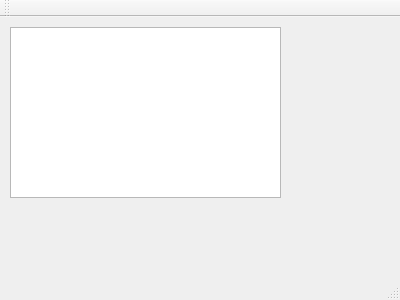
Qt form mainwindow.ui (marlonwang/painter) before a commit.
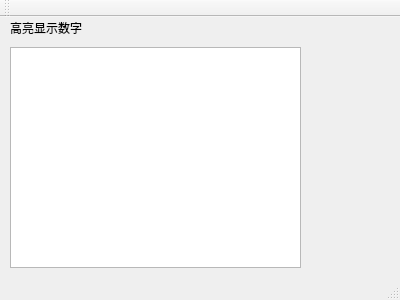
The same form after that commit.

The edit to the form file:
```diff
--- a/mainwindow.ui
+++ b/mainwindow.ui
@@ -18,22 +18,25 @@
     <property name="geometry">
      <rect>
       <x>10</x>
-      <y>10</y>
-      <width>271</width>
-      <height>171</height>
+      <y>30</y>
+      <width>291</width>
+      <height>221</height>
      </rect>
     </property>
    </widget>
-  </widget>
-  <widget class="QMenuBar" name="menuBar">
+   <widget class="QLabel" name="label">
    <property name="geometry">
     <rect>
-     <x>0</x>
+      <x>10</x>
      <y>0</y>
-     <width>400</width>
-     <height>23</height>
-    </rect>
-   </property>
+      <width>81</width>
+      <height>21</height>
+     </rect>
+    </property>
+    <property name="text">
+     <string>高亮显示数字</string>
+    </property>
+   </widget>
   </widget>
   <widget class="QToolBar" name="mainToolBar">
    <attribute name="toolBarArea">
```
Lines whose indentation alone changed are shown as unchanged.
